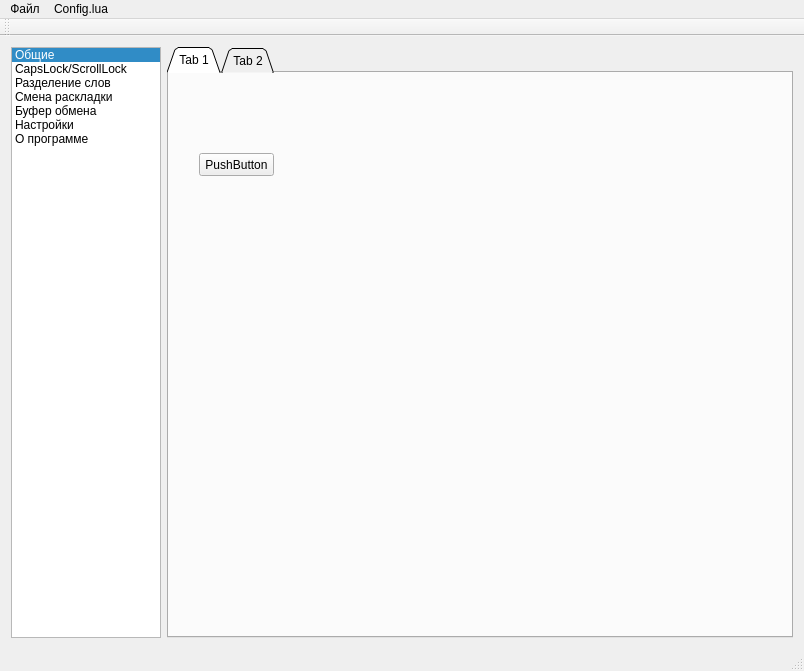
Aegel5/SimpleSwitcher, file SimpleSwitcher/SimpleSwitcher/SimpleSwitcherQt.ui: the form before one commit.
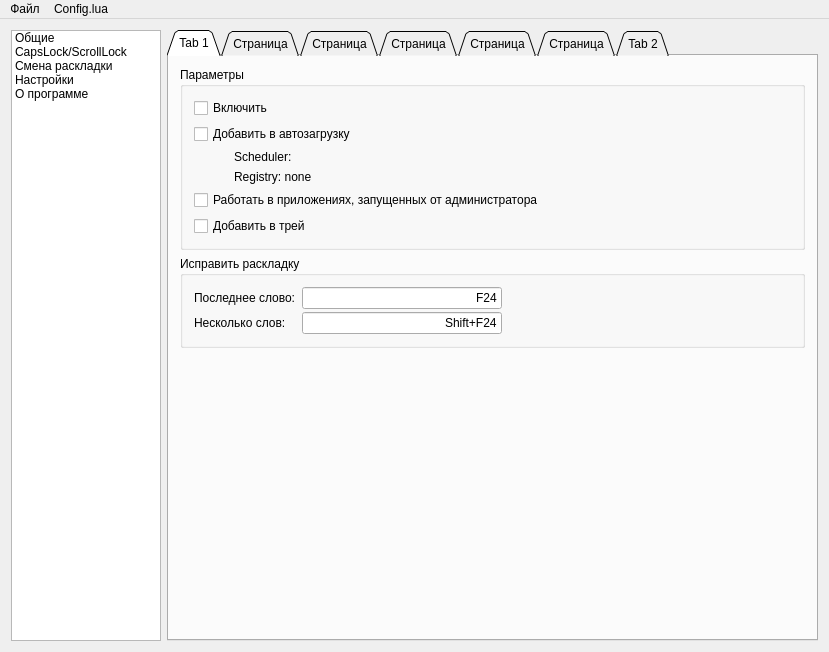
The form after the commit.

The edit to the form file:
```diff
--- a/SimpleSwitcher/SimpleSwitcher/SimpleSwitcherQt.ui
+++ b/SimpleSwitcher/SimpleSwitcher/SimpleSwitcherQt.ui
@@ -6,8 +6,8 @@
    <rect>
     <x>0</x>
     <y>0</y>
-    <width>804</width>
-    <height>671</height>
+    <width>829</width>
+    <height>652</height>
    </rect>
   </property>
   <property name="windowTitle">
@@ -32,6 +32,9 @@
       <property name="layoutDirection">
        <enum>Qt::LeftToRight</enum>
       </property>
+      <property name="styleSheet">
+       <string notr="true"/>
+      </property>
       <property name="verticalScrollBarPolicy">
        <enum>Qt::ScrollBarAlwaysOff</enum>
       </property>
@@ -45,7 +48,7 @@
        <number>100</number>
       </property>
       <property name="currentRow">
-       <number>0</number>
+       <number>-1</number>
       </property>
       <item>
        <property name="text">
@@ -57,21 +60,11 @@
         <string>CapsLock/ScrollLock</string>
        </property>
       </item>
-      <item>
-       <property name="text">
-        <string>Разделение слов</string>
-       </property>
-      </item>
       <item>
        <property name="text">
         <string>Смена раскладки</string>
        </property>
       </item>
-      <item>
-       <property name="text">
-        <string>Буфер обмена</string>
-       </property>
-      </item>
       <item>
        <property name="text">
         <string>Настройки</string>
@@ -108,21 +101,220 @@
        <attribute name="title">
         <string>Tab 1</string>
        </attribute>
-       <widget class="QPushButton" name="pushButton_4">
-        <property name="geometry">
-         <rect>
-          <x>30</x>
-          <y>80</y>
-          <width>75</width>
-          <height>23</height>
-         </rect>
-        </property>
-        <property name="text">
-         <string>PushButton</string>
-        </property>
-       </widget>
+       <layout class="QVBoxLayout" name="verticalLayout">
+        <item>
+         <widget class="QGroupBox" name="groupBox">
+          <property name="sizePolicy">
+           <sizepolicy hsizetype="Expanding" vsizetype="Fixed">
+            <horstretch>0</horstretch>
+            <verstretch>0</verstretch>
+           </sizepolicy>
+          </property>
+          <property name="title">
+           <string>Параметры</string>
+          </property>
+          <layout class="QVBoxLayout" name="verticalLayout_2">
+           <property name="spacing">
+            <number>6</number>
+           </property>
+           <item>
+            <widget class="QCheckBox" name="checkBox">
+             <property name="text">
+              <string>Включить</string>
+             </property>
+            </widget>
+           </item>
+           <item>
+            <widget class="QCheckBox" name="checkBox_2">
+             <property name="sizePolicy">
+              <sizepolicy hsizetype="Minimum" vsizetype="Fixed">
+               <horstretch>0</horstretch>
+               <verstretch>0</verstretch>
+              </sizepolicy>
+             </property>
+             <property name="text">
+              <string>Добавить в автозагрузку</string>
+             </property>
+            </widget>
+           </item>
+           <item>
+            <widget class="QWidget" name="widget" native="true">
+             <layout class="QVBoxLayout" name="verticalLayout_5">
+              <property name="leftMargin">
+               <number>40</number>
+              </property>
+              <property name="topMargin">
+               <number>0</number>
+              </property>
+              <property name="rightMargin">
+               <number>0</number>
+              </property>
+              <property name="bottomMargin">
+               <number>0</number>
+              </property>
+              <item>
+               <widget class="QLabel" name="label_3">
+                <property name="text">
+                 <string>Scheduler:</string>
+                </property>
+               </widget>
+              </item>
+              <item>
+               <widget class="QLabel" name="label_2">
+                <property name="text">
+                 <string>Registry: none</string>
+                </property>
+                <property name="margin">
+                 <number>0</number>
+                </property>
+               </widget>
+              </item>
+             </layout>
+            </widget>
+           </item>
+           <item>
+            <widget class="QCheckBox" name="checkBox_3">
+             <property name="sizePolicy">
+              <sizepolicy hsizetype="Minimum" vsizetype="Fixed">
+               <horstretch>0</horstretch>
+               <verstretch>0</verstretch>
+              </sizepolicy>
+             </property>
+             <property name="text">
+              <string>Работать в приложениях, запущенных от администратора</string>
+             </property>
+            </widget>
+           </item>
+           <item>
+            <widget class="QCheckBox" name="checkBox_4">
+             <property name="sizePolicy">
+              <sizepolicy hsizetype="Minimum" vsizetype="Fixed">
+               <horstretch>0</horstretch>
+               <verstretch>0</verstretch>
+              </sizepolicy>
+             </property>
+             <property name="text">
+              <string>Добавить в трей</string>
+             </property>
+            </widget>
+           </item>
+          </layout>
+         </widget>
+        </item>
+        <item>
+         <widget class="QGroupBox" name="groupBox_2">
+          <property name="sizePolicy">
+           <sizepolicy hsizetype="Preferred" vsizetype="Fixed">
+            <horstretch>0</horstretch>
+            <verstretch>0</verstretch>
+           </sizepolicy>
+          </property>
+          <property name="title">
+           <string>Исправить раскладку</string>
+          </property>
+          <layout class="QFormLayout" name="formLayout">
+           <property name="horizontalSpacing">
+            <number>6</number>
+           </property>
+           <property name="verticalSpacing">
+            <number>3</number>
+           </property>
+           <item row="0" column="0">
+            <widget class="QLabel" name="label">
+             <property name="text">
+              <string>Последнее слово:</string>
+             </property>
+            </widget>
+           </item>
+           <item row="3" column="0">
+            <widget class="QLabel" name="label_4">
+             <property name="text">
+              <string>Несколько слов:</string>
+             </property>
+            </widget>
+           </item>
+           <item row="0" column="1">
+            <widget class="QLineEdit" name="lineEdit">
+             <property name="maximumSize">
+              <size>
+               <width>200</width>
+               <height>16777215</height>
+              </size>
+             </property>
+             <property name="layoutDirection">
+              <enum>Qt::LeftToRight</enum>
+             </property>
+             <property name="text">
+              <string>F24</string>
+             </property>
+             <property name="alignment">
+              <set>Qt::AlignRight|Qt::AlignTrailing|Qt::AlignVCenter</set>
+             </property>
+             <property name="readOnly">
+              <bool>true</bool>
+             </property>
+            </widget>
+           </item>
+           <item row="3" column="1">
+            <widget class="QLineEdit" name="lineEdit_2">
+             <property name="maximumSize">
+              <size>
+               <width>200</width>
+               <height>16777215</height>
+              </size>
+             </property>
+             <property name="text">
+              <string>Shift+F24</string>
+             </property>
+             <property name="alignment">
+              <set>Qt::AlignRight|Qt::AlignTrailing|Qt::AlignVCenter</set>
+             </property>
+            </widget>
+           </item>
+          </layout>
+         </widget>
+        </item>
+        <item>
+         <spacer name="verticalSpacer">
+          <property name="orientation">
+           <enum>Qt::Vertical</enum>
+          </property>
+          <property name="sizeHint" stdset="0">
+           <size>
+            <width>20</width>
+            <height>40</height>
+           </size>
+          </property>
+         </spacer>
+        </item>
+       </layout>
       </widget>
-      <widget class="QWidget" name="tab_2">
+      <widget class="QWidget" name="tab_caps">
+       <attribute name="title">
+        <string>Страница</string>
+       </attribute>
+      </widget>
+      <widget class="QWidget" name="tab_words">
+       <attribute name="title">
+        <string>Страница</string>
+       </attribute>
+      </widget>
+      <widget class="QWidget" name="tab_layout">
+       <attribute name="title">
+        <string>Страница</string>
+       </attribute>
+      </widget>
+      <widget class="QWidget" name="tab_clip">
+       <attribute name="title">
+        <string>Страница</string>
+       </attribute>
+      </widget>
+      <widget class="QWidget" name="tab_settings">
+       <attribute name="title">
+        <string>Страница</string>
+       </attribute>
+      </widget>
+      <widget class="QWidget" name="tab_about">
        <attribute name="title">
         <string>Tab 2</string>
        </attribute>
@@ -149,7 +341,7 @@
     <rect>
      <x>0</x>
      <y>0</y>
-     <width>804</width>
+     <width>829</width>
      <height>21</height>
     </rect>
    </property>
@@ -167,15 +359,6 @@
    <addaction name="menu"/>
    <addaction name="menuConfig_lua"/>
   </widget>
-  <widget class="QToolBar" name="mainToolBar">
-   <attribute name="toolBarArea">
-    <enum>TopToolBarArea</enum>
-   </attribute>
-   <attribute name="toolBarBreak">
-    <bool>false</bool>
-   </attribute>
-  </widget>
-  <widget class="QStatusBar" name="statusBar"/>
   <action name="action">
    <property name="text">
     <string>Выход</string>
```
Left out of the diff: 2 changed lines with no effect on the pictures.
